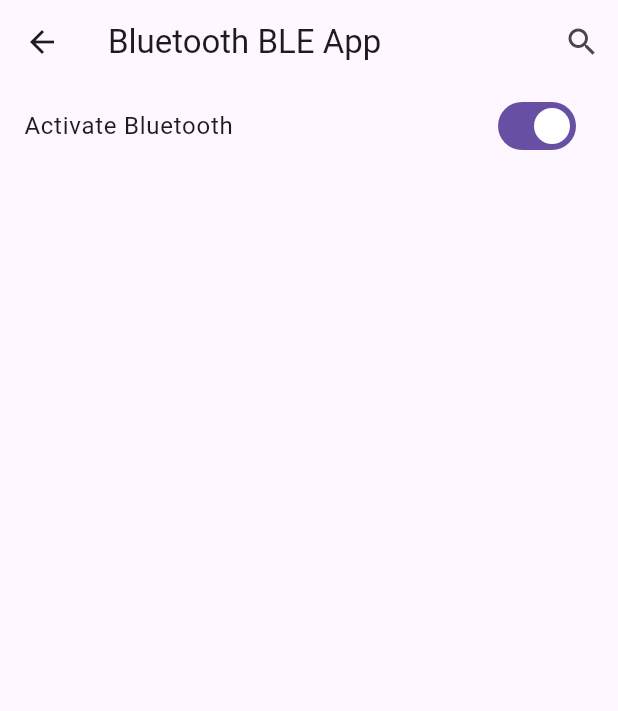
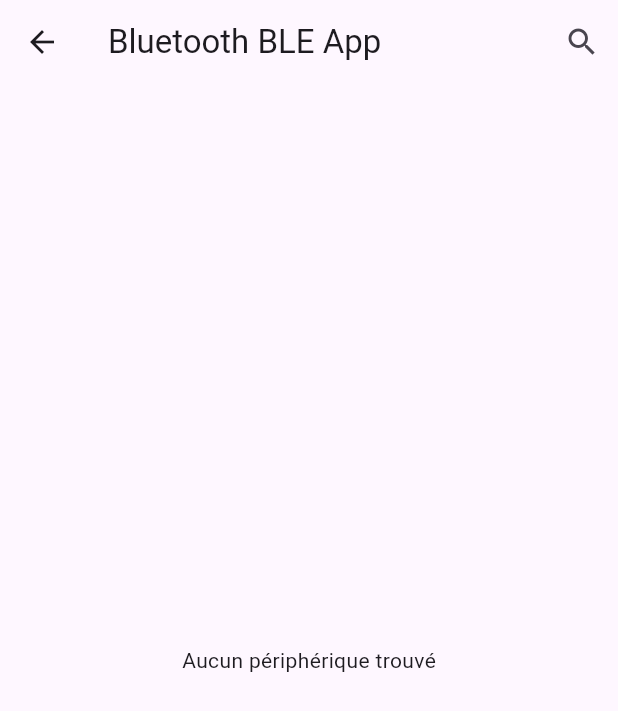
Before and after one commit to LuluLePerdu/RoboSketch, a Flutter app: the screen it shows after launch, after a tap on "MesengLulu", on a phone screen of 412 x 824 dp. Shown: the top 711 px of the screen. Run offline on Flutter 3.47's test engine with Material 3 defaults, Android fonts, the phone set to English and light mode, and no system bars; our stand-ins replace chat_bubbles, file_picker, flutter_blue_plus, flutter_colorpicker, flutter_svg, font_awesome_flutter and 2 more; missing offline and left inert: file_saver, universal_html.

Commit message:
Correctif integration BLE

```diff
--- a/robus_mobile_app/lib/main.dart
+++ b/robus_mobile_app/lib/main.dart
@@ -1,6 +1,5 @@
 import 'package:flutter/material.dart';
 import 'package:robus_mobile_app/views/drawing_page.dart';
-import 'package:robus_mobile_app/views/remote_page.dart';
 
 import 'models/bluetooth.dart';
 
@@ -14,7 +13,7 @@ class AutomatismApp extends StatelessWidget {
   @override
   Widget build(BuildContext context) {
     return MaterialApp(
-      title: 'Automatism Project',
+      title: 'Robus Project',
       theme: ThemeData(
         primarySwatch: Colors.blue,
       ),
@@ -30,7 +29,7 @@ class MainMenu extends StatelessWidget {
   Widget build(BuildContext context) {
     return Scaffold(
       appBar: AppBar(
-        title: const Text('Automatism Project'),
+        title: const Text('Robus'),
       ),
       body: Center(
         child: Column(
@@ -53,18 +52,6 @@ class MainMenu extends StatelessWidget {
                 Navigator.push(
                   context,
                   MaterialPageRoute(
-                    builder: (context) => const RobotControlPage(),
-                  ),
-                );
-              },
-              child: const Text('Robot Control Section'),
-            ),
-            const SizedBox(height: 20),
-            ElevatedButton(
-              onPressed: () {
-                Navigator.push(
-                  context,
-                  MaterialPageRoute(
                     builder: (context) => BluetoothApp(),
                   ),
                 );
--- a/robus_mobile_app/lib/models/bluetooth.dart
+++ b/robus_mobile_app/lib/models/bluetooth.dart
@@ -6,6 +6,7 @@ import 'package:permission_handler/permission_handler.dart';
 import 'dart:io';
 
 import '../views/chat_screen.dart';
+import '../views/drawing_page.dart';
 import '../views/scan_page.dart';
 import 'message.dart';
 
@@ -36,13 +37,6 @@ class _BluetoothAppState extends State<BluetoothApp> {
     }
   }
 
-  void toggleBluetooth() {
-    setState(() {
-      bluetoothState = !bluetoothState;
-      bluetoothState ? FlutterBluePlus.turnOn() : FlutterBluePlus.turnOff();
-    });
-  }
-
   Future<void> connectDevice(BluetoothDevice device) async {
     try {
       await device.connect();
@@ -51,6 +45,13 @@ class _BluetoothAppState extends State<BluetoothApp> {
         selectedDevice = device;
       });
       startListening();
+
+      Navigator.push(
+        context,
+        MaterialPageRoute(
+          builder: (context) => const DrawingPage(),
+        ),
+      );
     } catch (e) {
       print("Connection Error: $e");
     }
@@ -65,7 +66,7 @@ class _BluetoothAppState extends State<BluetoothApp> {
   }
 
   Future<void> startScan() async {
-    FlutterBluePlus.startScan(timeout: Duration(seconds: 4));
+    FlutterBluePlus.startScan(timeout: const Duration(seconds: 4));
   }
 
   Future<void> stopScan() async {
@@ -94,14 +95,11 @@ class _BluetoothAppState extends State<BluetoothApp> {
       orElse: () => throw Exception('Caractéristique FFE1 avec écriture sans réponse non trouvée'),
     );
 
-    // Convertir le message entier en bytes
     List<int> bytes = utf8.encode(text);
     Uint8List byteArray = Uint8List.fromList(bytes);
 
-    // Limiter la taille à 20 octets (maximum pour l'envoi sans réponse)
     int chunkSize = 20;
 
-    // Envoyer les morceaux un par un
     for (int i = 0; i < byteArray.length; i += chunkSize) {
       int end = (i + chunkSize < byteArray.length) ? i + chunkSize : byteArray.length;
       List<int> chunk = byteArray.sublist(i, end);
@@ -115,7 +113,7 @@ class _BluetoothAppState extends State<BluetoothApp> {
     }
 
     setState(() {
-      buffer.add(Message(text, 1));  // 1 pour l'expéditeur
+      buffer.add(Message(text, 1));
       controller.clear();
     });
   }
@@ -143,14 +141,13 @@ class _BluetoothAppState extends State<BluetoothApp> {
         characteristic.lastValueStream.listen((value) {
           String receivedText = utf8.decode(value);
 
-          // Vérifier si le message reçu est celui que l'on vient d'envoyer
           if (isMessageSending) {
-            isMessageSending = false; // Réinitialiser le flag
-            return; // Ne pas ajouter ce message à l'affichage
+            isMessageSending = false;
+            return;
           }
 
           setState(() {
-            buffer.add(Message(receivedText, 0)); // Indiquer que c'est un message reçu
+            buffer.add(Message(receivedText, 0));
           });
         });
       } else {
@@ -165,7 +162,7 @@ class _BluetoothAppState extends State<BluetoothApp> {
   Widget build(BuildContext context) {
     return Scaffold(
       appBar: AppBar(
-        title: Text("Bluetooth BLE App"),
+        title: const Text("Bluetooth BLE App"),
         actions: [
           IconButton(
             icon: Icon(connectionStatus ? Icons.link_off : Icons.search),
@@ -175,26 +172,13 @@ class _BluetoothAppState extends State<BluetoothApp> {
       ),
       body: Column(
         children: [
-          StreamBuilder(
-            stream: FlutterBluePlus.adapterState,
-            builder: (context, snapshot) {
-              if (snapshot.hasData) {
-                bluetoothState = (snapshot.data == BluetoothAdapterState.on);
-                return SwitchListTile(
-                  title: Text('Activate Bluetooth'),
-                  value: bluetoothState,
-                  onChanged: (value) => toggleBluetooth(),
-                );
-              }
-              return Container();
-            },
-          ),
           Expanded(
             child: connectionStatus
                 ? ChatScreen(buffer: buffer)
                 : ScanPage(onDeviceSelected: connectDevice),
           ),
           if (connectionStatus)
+            //ICI DRAWING
             Padding(
               padding: const EdgeInsets.all(8.0),
               child: Row(
@@ -202,24 +186,16 @@ class _BluetoothAppState extends State<BluetoothApp> {
                   Expanded(
                     child: TextField(
                       controller: controller,
-                      decoration: InputDecoration(
+                      decoration: const InputDecoration(
                         labelText: 'Écrire un message',
                       ),
                     ),
                   ),
                   IconButton(
-                    icon: Icon(Icons.send),
+                    icon: const Icon(Icons.send),
                     onPressed: sendMessage,
                   ),
                 ],
-              ),
-            ),
-          if (connectionStatus)
-            Padding(
-              padding: const EdgeInsets.all(8.0),
-              child: ElevatedButton(
-                onPressed: disconnectDevice,
-                child: Text('Disconnect'),
               ),
             ),
         ],
--- a/robus_mobile_app/lib/views/scan_page.dart
+++ b/robus_mobile_app/lib/views/scan_page.dart
@@ -12,15 +12,32 @@ class ScanPage extends StatelessWidget {
       stream: FlutterBluePlus.scanResults,
       initialData: [],
       builder: (context, snapshot) {
+        if (snapshot.connectionState == ConnectionState.waiting) {
+          return const Center(child: CircularProgressIndicator());
+        }
+
+        if (snapshot.hasError) {
+          return const Center(child: Text('Erreur de connexion'));
+        }
+
+        if (snapshot.data!.isEmpty) {
+          return const Center(child: Text('Aucun périphérique trouvé'));
+        }
+
         return ListView(
           children: snapshot.data!.map((r) {
-            return ListTile(
-              title: Text(r.device.name),
-              trailing: ElevatedButton(
-                onPressed: () => onDeviceSelected(r.device),
-                child: Text("Connect"),
-              ),
-            );
+            if (r.device.platformName.isNotEmpty) {
+              return ListTile(
+                title: Text(r.device.platformName),
+                trailing: ElevatedButton(
+                  onPressed: () => onDeviceSelected(r.device),
+                  child: const Text("Connect"),
+                ),
+              );
+            } else {
+              // Si le périphérique n'a pas de nom valide, ne rien afficher
+              return Container();
+            }
           }).toList(),
         );
       },
```
Also changed, not shown: robus_mobile_app/lib/views/drawing_page.dart (+71 -22 lines), robus_mobile_app/lib/views/remote_page.dart (deleted, +0 -74 lines).
